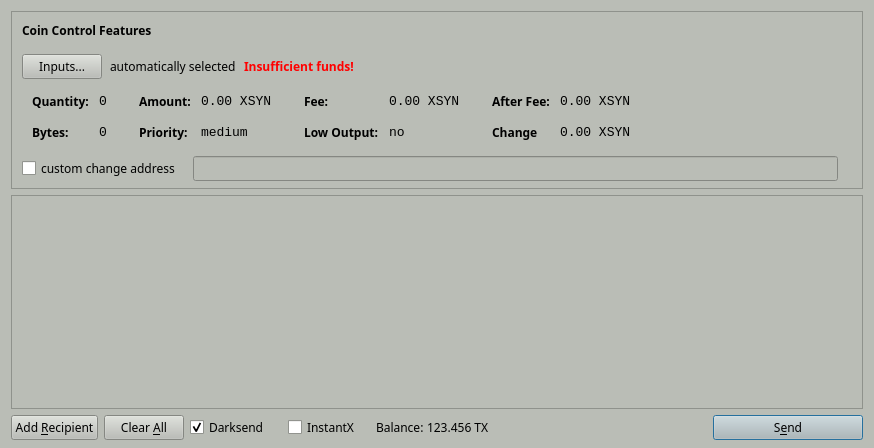
Before: the Qt Designer form src/qt/forms/sendcoinsdialog.ui in SyndicateCash/SyndicateCash, drawn with Qt 5.
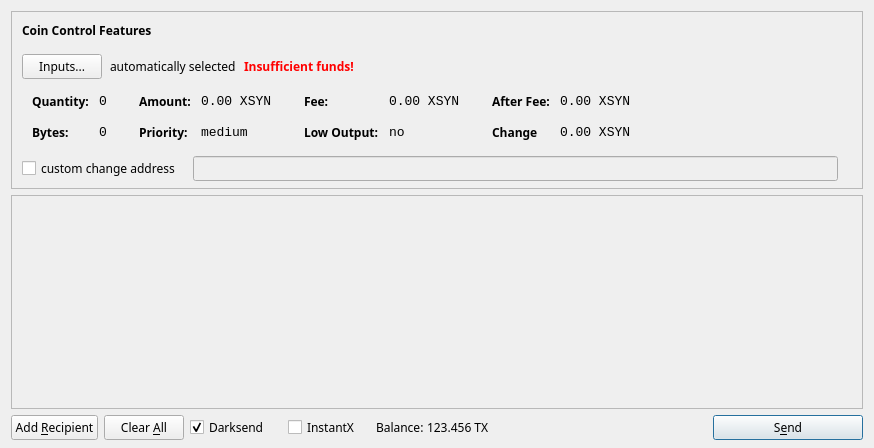
After: the same form once the commit is applied. Icons and pictures are not drawn.

Diff of the .ui file:
```diff
--- a/src/qt/forms/sendcoinsdialog.ui
+++ b/src/qt/forms/sendcoinsdialog.ui
@@ -10,421 +10,6 @@
     <height>448</height>
    </rect>
   </property>
-  <property name="palette">
-   <palette>
-    <active>
-     <colorrole role="WindowText">
-      <brush brushstyle="SolidPattern">
-       <color alpha="255">
-        <red>0</red>
-        <green>0</green>
-        <blue>0</blue>
-       </color>
-      </brush>
-     </colorrole>
-     <colorrole role="Button">
-      <brush brushstyle="SolidPattern">
-       <color alpha="255">
-        <red>186</red>
-        <green>189</green>
-        <blue>182</blue>
-       </color>
-      </brush>
-     </colorrole>
-     <colorrole role="Light">
-      <brush brushstyle="SolidPattern">
-       <color alpha="255">
-        <red>255</red>
-        <green>255</green>
-        <blue>255</blue>
-       </color>
-      </brush>
-     </colorrole>
-     <colorrole role="Midlight">
-      <brush brushstyle="SolidPattern">
-       <color alpha="255">
-        <red>220</red>
-        <green>222</green>
-        <blue>218</blue>
-       </color>
-      </brush>
-     </colorrole>
-     <colorrole role="Dark">
-      <brush brushstyle="SolidPattern">
-       <color alpha="255">
-        <red>93</red>
-        <green>94</green>
-        <blue>91</blue>
-       </color>
-      </brush>
-     </colorrole>
-     <colorrole role="Mid">
-      <brush brushstyle="SolidPattern">
-       <color alpha="255">
-        <red>124</red>
-        <green>126</green>
-        <blue>121</blue>
-       </color>
-      </brush>
-     </colorrole>
-     <colorrole role="Text">
-      <brush brushstyle="SolidPattern">
-       <color alpha="255">
-        <red>0</red>
-        <green>0</green>
-        <blue>0</blue>
-       </color>
-      </brush>
-     </colorrole>
-     <colorrole role="BrightText">
-      <brush brushstyle="SolidPattern">
-       <color alpha="255">
-        <red>255</red>
-        <green>255</green>
-        <blue>255</blue>
-       </color>
-      </brush>
-     </colorrole>
-     <colorrole role="ButtonText">
-      <brush brushstyle="SolidPattern">
-       <color alpha="255">
-        <red>0</red>
-        <green>0</green>
-        <blue>0</blue>
-       </color>
-      </brush>
-     </colorrole>
-     <colorrole role="Base">
-      <brush brushstyle="SolidPattern">
-       <color alpha="255">
-        <red>255</red>
-        <green>255</green>
-        <blue>255</blue>
-       </color>
-      </brush>
-     </colorrole>
-     <colorrole role="Window">
-      <brush brushstyle="SolidPattern">
-       <color alpha="255">
-        <red>186</red>
-        <green>189</green>
-        <blue>182</blue>
-       </color>
-      </brush>
-     </colorrole>
-     <colorrole role="Shadow">
-      <brush brushstyle="SolidPattern">
-       <color alpha="255">
-        <red>0</red>
-        <green>0</green>
-        <blue>0</blue>
-       </color>
-      </brush>
-     </colorrole>
-     <colorrole role="AlternateBase">
-      <brush brushstyle="SolidPattern">
-       <color alpha="255">
-        <red>220</red>
-        <green>222</green>
-        <blue>218</blue>
-       </color>
-      </brush>
-     </colorrole>
-     <colorrole role="ToolTipBase">
-      <brush brushstyle="SolidPattern">
-       <color alpha="255">
-        <red>255</red>
-        <green>255</green>
-        <blue>220</blue>
-       </color>
-      </brush>
-     </colorrole>
-     <colorrole role="ToolTipText">
-      <brush brushstyle="SolidPattern">
-       <color alpha="255">
-        <red>0</red>
-        <green>0</green>
-        <blue>0</blue>
-       </color>
-      </brush>
-     </colorrole>
-    </active>
-    <inactive>
-     <colorrole role="WindowText">
-      <brush brushstyle="SolidPattern">
-       <color alpha="255">
-        <red>0</red>
-        <green>0</green>
-        <blue>0</blue>
-       </color>
-      </brush>
-     </colorrole>
-     <colorrole role="Button">
-      <brush brushstyle="SolidPattern">
-       <color alpha="255">
-        <red>186</red>
-        <green>189</green>
-        <blue>182</blue>
-       </color>
-      </brush>
-     </colorrole>
-     <colorrole role="Light">
-      <brush brushstyle="SolidPattern">
-       <color alpha="255">
-        <red>255</red>
-        <green>255</green>
-        <blue>255</blue>
-       </color>
-      </brush>
-     </colorrole>
-     <colorrole role="Midlight">
-      <brush brushstyle="SolidPattern">
-       <color alpha="255">
-        <red>220</red>
-        <green>222</green>
-        <blue>218</blue>
-       </color>
-      </brush>
-     </colorrole>
-     <colorrole role="Dark">
-      <brush brushstyle="SolidPattern">
-       <color alpha="255">
-        <red>93</red>
-        <green>94</green>
-        <blue>91</blue>
-       </color>
-      </brush>
-     </colorrole>
-     <colorrole role="Mid">
-      <brush brushstyle="SolidPattern">
-       <color alpha="255">
-        <red>124</red>
-        <green>126</green>
-        <blue>121</blue>
-       </color>
-      </brush>
-     </colorrole>
-     <colorrole role="Text">
-      <brush brushstyle="SolidPattern">
-       <color alpha="255">
-        <red>0</red>
-        <green>0</green>
-        <blue>0</blue>
-       </color>
-      </brush>
-     </colorrole>
-     <colorrole role="BrightText">
-      <brush brushstyle="SolidPattern">
-       <color alpha="255">
-        <red>255</red>
-        <green>255</green>
-        <blue>255</blue>
-       </color>
-      </brush>
-     </colorrole>
-     <colorrole role="ButtonText">
-      <brush brushstyle="SolidPattern">
-       <color alpha="255">
-        <red>0</red>
-        <green>0</green>
-        <blue>0</blue>
-       </color>
-      </brush>
-     </colorrole>
-     <colorrole role="Base">
-      <brush brushstyle="SolidPattern">
-       <color alpha="255">
-        <red>255</red>
-        <green>255</green>
-        <blue>255</blue>
-       </color>
-      </brush>
-     </colorrole>
-     <colorrole role="Window">
-      <brush brushstyle="SolidPattern">
-       <color alpha="255">
-        <red>186</red>
-        <green>189</green>
-        <blue>182</blue>
-       </color>
-      </brush>
-     </colorrole>
-     <colorrole role="Shadow">
-      <brush brushstyle="SolidPattern">
-       <color alpha="255">
-        <red>0</red>
-        <green>0</green>
-        <blue>0</blue>
-       </color>
-      </brush>
-     </colorrole>
-     <colorrole role="AlternateBase">
-      <brush brushstyle="SolidPattern">
-       <color alpha="255">
-        <red>220</red>
-        <green>222</green>
-        <blue>218</blue>
-       </color>
-      </brush>
-     </colorrole>
-     <colorrole role="ToolTipBase">
-      <brush brushstyle="SolidPattern">
-       <color alpha="255">
-        <red>255</red>
-        <green>255</green>
-        <blue>220</blue>
-       </color>
-      </brush>
-     </colorrole>
-     <colorrole role="ToolTipText">
-      <brush brushstyle="SolidPattern">
-       <color alpha="255">
-        <red>0</red>
-        <green>0</green>
-        <blue>0</blue>
-       </color>
-      </brush>
-     </colorrole>
-    </inactive>
-    <disabled>
-     <colorrole role="WindowText">
-      <brush brushstyle="SolidPattern">
-       <color alpha="255">
-        <red>93</red>
-        <green>94</green>
-        <blue>91</blue>
-       </color>
-      </brush>
-     </colorrole>
-     <colorrole role="Button">
-      <brush brushstyle="SolidPattern">
-       <color alpha="255">
-        <red>186</red>
-        <green>189</green>
-        <blue>182</blue>
-       </color>
-      </brush>
-     </colorrole>
-     <colorrole role="Light">
-      <brush brushstyle="SolidPattern">
-       <color alpha="255">
-        <red>255</red>
-        <green>255</green>
-        <blue>255</blue>
-       </color>
-      </brush>
-     </colorrole>
-     <colorrole role="Midlight">
-      <brush brushstyle="SolidPattern">
-       <color alpha="255">
-        <red>220</red>
-        <green>222</green>
-        <blue>218</blue>
-       </color>
-      </brush>
-     </colorrole>
-     <colorrole role="Dark">
-      <brush brushstyle="SolidPattern">
-       <color alpha="255">
-        <red>93</red>
-        <green>94</green>
-        <blue>91</blue>
-       </color>
-      </brush>
-     </colorrole>
-     <colorrole role="Mid">
-      <brush brushstyle="SolidPattern">
-       <color alpha="255">
-        <red>124</red>
-        <green>126</green>
-        <blue>121</blue>
-       </color>
-      </brush>
-     </colorrole>
-     <colorrole role="Text">
-      <brush brushstyle="SolidPattern">
-       <color alpha="255">
-        <red>93</red>
-        <green>94</green>
-        <blue>91</blue>
-       </color>
-      </brush>
-     </colorrole>
-     <colorrole role="BrightText">
-      <brush brushstyle="SolidPattern">
-       <color alpha="255">
-        <red>255</red>
-        <green>255</green>
-        <blue>255</blue>
-       </color>
-      </brush>
-     </colorrole>
-     <colorrole role="ButtonText">
-      <brush brushstyle="SolidPattern">
-       <color alpha="255">
-        <red>93</red>
-        <green>94</green>
-        <blue>91</blue>
-       </color>
-      </brush>
-     </colorrole>
-     <colorrole role="Base">
-      <brush brushstyle="SolidPattern">
-       <color alpha="255">
-        <red>186</red>
-        <green>189</green>
-        <blue>182</blue>
-       </color>
-      </brush>
-     </colorrole>
-     <colorrole role="Window">
-      <brush brushstyle="SolidPattern">
-       <color alpha="255">
-        <red>186</red>
-        <green>189</green>
-        <blue>182</blue>
-       </color>
-      </brush>
-     </colorrole>
-     <colorrole role="Shadow">
-      <brush brushstyle="SolidPattern">
-       <color alpha="255">
-        <red>0</red>
-        <green>0</green>
-        <blue>0</blue>
-       </color>
-      </brush>
-     </colorrole>
-     <colorrole role="AlternateBase">
-      <brush brushstyle="SolidPattern">
-       <color alpha="255">
-        <red>186</red>
-        <green>189</green>
-        <blue>182</blue>
-       </color>
-      </brush>
-     </colorrole>
-     <colorrole role="ToolTipBase">
-      <brush brushstyle="SolidPattern">
-       <color alpha="255">
-        <red>255</red>
-        <green>255</green>
-        <blue>220</blue>
-       </color>
-      </brush>
-     </colorrole>
-     <colorrole role="ToolTipText">
-      <brush brushstyle="SolidPattern">
-       <color alpha="255">
-        <red>0</red>
-        <green>0</green>
-        <blue>0</blue>
-       </color>
-      </brush>
-     </colorrole>
-    </disabled>
-   </palette>
-  </property>
   <property name="font">
    <font>
     <family>Sawasdee</family>
```
